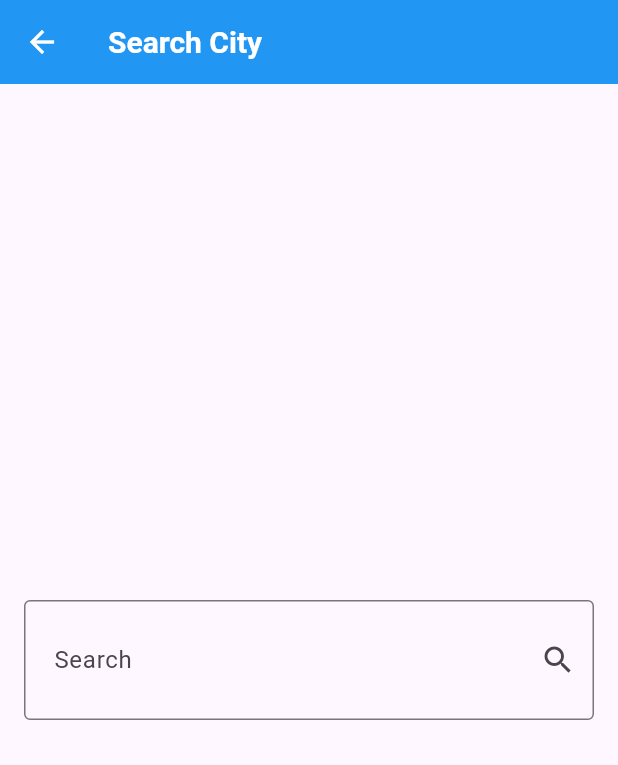
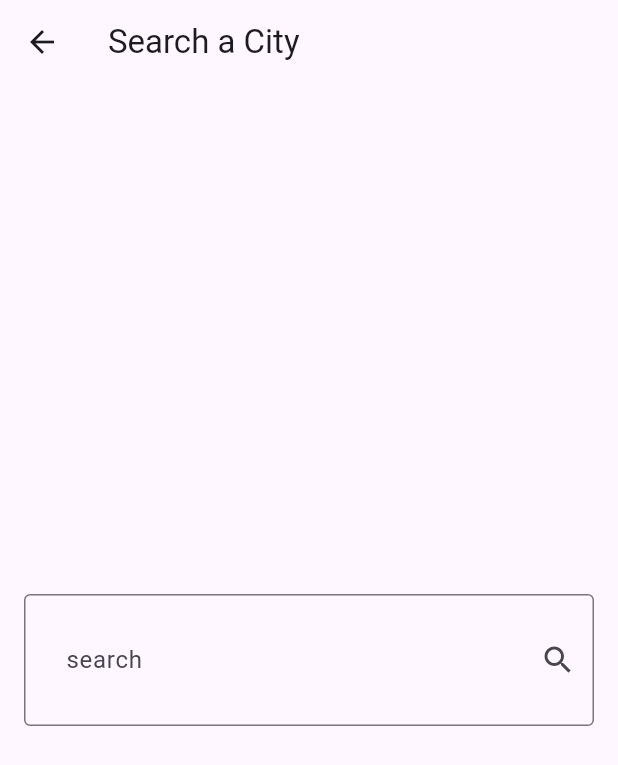
Before and after one commit to NadaAlaa1/weather_app, a Flutter app: the screen it shows after launch, after a tap on the "search" icon, on a phone screen of 412 x 824 dp. Shown: the top 765 px of the screen. Run offline on Flutter 3.47's test engine with Material 3 defaults, Android fonts, the light colour scheme and no system bars; our stand-ins replace dio, flutter_bloc.

Commit message:
weather app with provider

```diff
--- a/weather_app_with_provider/analysis_options.yaml
+++ b/weather_app_with_provider/analysis_options.yaml
@@ -7,6 +7,10 @@
 
 # The following line activates a set of recommended lints for Flutter apps,
 # packages, and plugins designed to encourage good coding practices.
+analyzer:
+  errors:
+    must_be_immutable: ignore
+    use_build_context_synchronously: ignore
 include: package:flutter_lints/flutter.yaml
 
 linter:
--- a/weather_app_with_provider/lib/cubits/get_weather_cubit/get_weather_cubit.dart
+++ /dev/null
@@ -1,22 +0,0 @@
-import 'package:dio/dio.dart';
-import 'package:flutter_bloc/flutter_bloc.dart';
-import 'package:weather_app/cubits/get_weather_cubit/get_weather_states.dart';
-import 'package:weather_app/models/weather_model.dart';
-import 'package:weather_app/services/weather_service.dart';
-
-class GetWeatherCubit extends Cubit<WeatherState> {
-  GetWeatherCubit() : super(InitialState());
-
-  WeatherModel? weatherModel;
-
-  getWeather({required String cityName}) async {
-    try {
-      // Use the class-level weatherModel
-      weatherModel =
-          await WeatherService(Dio()).getCurrentWeather(cityName: cityName);
-      emit(WeatherLoadedState(weatherModel!));
-    } catch (e) {
-      emit(WeatherfailureState(e.toString()));
-    }
-  }
-}
--- a/weather_app_with_provider/lib/cubits/get_weather_cubit/get_weather_states.dart
+++ /dev/null
@@ -1,17 +0,0 @@
-import 'package:weather_app/models/weather_model.dart';
-
-class WeatherState {}
-
-class InitialState extends WeatherState {}
-
-class WeatherLoadedState extends WeatherState {
-  final WeatherModel weatherModel;
-
-  WeatherLoadedState(this.weatherModel);
-}
-
-class WeatherfailureState extends WeatherState {
-  final String errMessage;
-
-  WeatherfailureState(this.errMessage);
-}
--- a/weather_app_with_provider/lib/main.dart
+++ b/weather_app_with_provider/lib/main.dart
@@ -1,11 +1,14 @@
 import 'package:flutter/material.dart';
-import 'package:flutter_bloc/flutter_bloc.dart';
-import 'package:weather_app/cubits/get_weather_cubit/get_weather_cubit.dart';
-import 'package:weather_app/cubits/get_weather_cubit/get_weather_states.dart';
-import 'package:weather_app/views/home_view.dart';
+import 'package:provider/provider.dart';
+import 'package:weather_app/pages/home_page.dart';
+import 'package:weather_app/providers/weather_provider.dart';
 
 void main() {
-  runApp(const WeatherApp());
+  runApp(ChangeNotifierProvider(
+      create: (context) {
+        return WeatherProvider();
+      },
+      child: const WeatherApp()));
 }
 
 class WeatherApp extends StatelessWidget {
@@ -13,92 +16,16 @@ class WeatherApp extends StatelessWidget {
 
   @override
   Widget build(BuildContext context) {
-    return BlocProvider(
-      create: (context) => GetWeatherCubit(),
-      child: BlocBuilder<GetWeatherCubit, WeatherState>(
-        builder: (context, state) {
-          // Determine the theme based on the weather state
-          final MaterialColor themeColor = (state is WeatherLoadedState)
-              ? getThemeColor(state.weatherModel.weatherCondition)
-              : Colors.blue; // Default color
-
-          return MaterialApp(
-            debugShowCheckedModeBanner: false,
-            theme: ThemeData(
-              primarySwatch: themeColor,
-              appBarTheme: AppBarTheme(
-                backgroundColor: themeColor, // Set AppBar color dynamically
-                elevation: 0, // Optional: AppBar elevation
-                iconTheme:
-                    const IconThemeData(color: Colors.white), // Icon color
-                titleTextStyle: const TextStyle(
-                  color: Colors.white, // Title text color
-                  fontSize: 20,
-                  fontWeight: FontWeight.bold,
-                ),
-              ),
-            ),
-            home: const HomeView(),
-          );
-        },
+    return MaterialApp(
+      debugShowCheckedModeBanner: false,
+      theme: ThemeData(
+        primarySwatch: Provider.of<WeatherProvider>(context).weatherData == null
+            ? Colors.blue
+            : Provider.of<WeatherProvider>(context)
+                .weatherData!
+                .getThemeColor(),
       ),
+      home: HomePage(),
     );
   }
 }
-
-MaterialColor getThemeColor(String? condition) {
-  if (condition == null) {
-    return Colors.blue;
-  }
-  switch (condition) {
-    case 'Sunny':
-    case 'Clear':
-      return Colors.orange;
-    case 'Partly cloudy':
-    case 'Cloudy':
-    case 'Overcast':
-      return Colors.blueGrey;
-    case 'Mist':
-    case 'Fog':
-    case 'Freezing fog':
-      return Colors.indigo;
-    case 'Patchy rain possible':
-    case 'Patchy light rain':
-    case 'Light rain':
-    case 'Moderate rain at times':
-    case 'Moderate rain':
-    case 'Heavy rain at times':
-    case 'Heavy rain':
-      return Colors.blue;
-    case 'Patchy light snow':
-    case 'Light snow':
-    case 'Moderate snow':
-    case 'Heavy snow':
-    case 'Patchy moderate snow':
-    case 'Patchy heavy snow':
-      return Colors.lightBlue;
-    case 'Blizzard':
-      return Colors.grey;
-    case 'Thundery outbreaks possible':
-    case 'Patchy light rain with thunder':
-    case 'Moderate or heavy rain with thunder':
-    case 'Patchy light snow with thunder':
-    case 'Moderate or heavy snow with thunder':
-      return Colors.deepPurple;
-    case 'Ice pellets':
-    case 'Light sleet':
-    case 'Moderate or heavy sleet':
-    case 'Patchy sleet possible':
-    case 'Light showers of ice pellets':
-    case 'Moderate or heavy showers of ice pellets':
-      return Colors.cyan;
-    case 'Freezing drizzle':
-    case 'Patchy freezing drizzle possible':
-    case 'Light freezing rain':
-    case 'Moderate or heavy freezing rain':
-    case 'Heavy freezing drizzle':
-      return Colors.teal;
-    default:
-      return Colors.blue;
-  }
-}
--- /dev/null
+++ b/weather_app_with_provider/lib/pages/home_page.dart
@@ -0,0 +1,128 @@
+import 'package:flutter/material.dart';
+import 'package:provider/provider.dart';
+import 'package:weather_app/models/weather_model.dart';
+import 'package:weather_app/pages/search_page.dart';
+import 'package:weather_app/providers/weather_provider.dart';
+
+class HomePage extends StatefulWidget {
+  const HomePage({Key? key}) : super(key: key);
+
+  @override
+  State<HomePage> createState() => _HomePageState();
+}
+
+class _HomePageState extends State<HomePage> {
+  void updateUi() {
+    setState(() {});
+  }
+
+  WeatherModel? weatherData;
+  @override
+  Widget build(BuildContext context) {
+    weatherData = Provider.of<WeatherProvider>(context).weatherData;
+
+    return Scaffold(
+      appBar: AppBar(
+        actions: [
+          IconButton(
+            onPressed: () {
+              Navigator.push(context, MaterialPageRoute(builder: (context) {
+                return SearchPage(
+                  updateUi: updateUi,
+                );
+              }));
+            },
+            icon: const Icon(Icons.search),
+          ),
+        ],
+        title: const Text('Weather App'),
+      ),
+      body: Provider.of<WeatherProvider>(context).weatherData == null
+          ? const Center(
+              child: Column(
+                mainAxisSize: MainAxisSize.min,
+                children: [
+                  Text(
+                    'there is no weather 😔',
+                    style: TextStyle(
+                      fontSize: 30,
+                    ),
+                    textAlign: TextAlign.center,
+                  ),
+                  Text(
+                    'searching now 🔍',
+                    style: TextStyle(
+                      fontSize: 30,
+                    ),
+                    textAlign: TextAlign.center,
+                  )
+                ],
+              ),
+            )
+          : Container(
+              decoration: BoxDecoration(
+                  gradient: LinearGradient(
+                colors: [
+                  weatherData!.getThemeColor(),
+                  weatherData!.getThemeColor()[300]!,
+                  weatherData!.getThemeColor()[100]!,
+                ],
+                begin: Alignment.topCenter,
+                end: Alignment.bottomCenter,
+              )),
+              child: Column(
+                mainAxisAlignment: MainAxisAlignment.center,
+                children: [
+                  const Spacer(
+                    flex: 3,
+                  ),
+                  Text(
+                    Provider.of<WeatherProvider>(context).cityName!,
+                    style: const TextStyle(
+                      fontSize: 32,
+                      fontWeight: FontWeight.bold,
+                    ),
+                  ),
+                  Text(
+                    'Last updated at: ${weatherData!.date.hour.toString()}:${weatherData!.date.minute.toString()}',
+                    style: const TextStyle(
+                      fontSize: 22,
+                    ),
+                  ),
+                  const Spacer(),
+                  Row(
+                    mainAxisAlignment: MainAxisAlignment.spaceEvenly,
+                    children: [
+                      Image.asset(weatherData!.getImage()),
+                      Text(
+                        weatherData!.temp.toInt().toString(),
+                        style: const TextStyle(
+                          fontSize: 32,
+                          fontWeight: FontWeight.bold,
+                        ),
+                      ),
+                      Column(
+                        children: [
+                          Text('maxTemp: ${weatherData!.maxTemp.toInt()}'),
+                          Text('minTemp: ${weatherData!.minTemp.toInt()}'),
+                        ],
+                      ),
+                    ],
+                  ),
+                  const Spacer(),
+                  Text(
+                    weatherData!.weatherStateName,
+                    style: const TextStyle(
+                      fontSize: 32,
+                      fontWeight: FontWeight.bold,
+                    ),
+                  ),
+                  const Spacer(
+                    flex: 5,
+                  ),
+                ],
+              ),
+            ),
+    );
+  }
+}
--- /dev/null
+++ b/weather_app_with_provider/lib/pages/search_page.dart
@@ -0,0 +1,65 @@
+import 'package:flutter/material.dart';
+import 'package:provider/provider.dart';
+import 'package:weather_app/models/weather_model.dart';
+import 'package:weather_app/providers/weather_provider.dart';
+import 'package:weather_app/services/weather_service.dart';
+
+class SearchPage extends StatelessWidget {
+  String? cityName;
+  SearchPage({super.key, this.updateUi});
+  VoidCallback? updateUi;
+  @override
+  Widget build(BuildContext context) {
+    return Scaffold(
+      appBar: AppBar(
+        title: const Text('Search a City'),
+      ),
+      body: Center(
+        child: Padding(
+          padding: const EdgeInsets.symmetric(horizontal: 16),
+          child: TextField(
+            onChanged: (data)
+            {
+               cityName = data;
+            },
+            onSubmitted: (data) async {
+              cityName = data;
+
+              WeatherService service = WeatherService();
+
+              WeatherModel? weather =
+                  await service.getWeather(cityName: cityName!);
+
+              Provider.of<WeatherProvider>(context,listen: false).weatherData = weather;
+                           Provider.of<WeatherProvider>(context,listen: false).cityName = cityName;
+
+              Navigator.pop(context);
+            },
+            decoration: InputDecoration(
+              contentPadding:
+                  const EdgeInsets.symmetric(vertical: 32, horizontal: 24),
+              label: const Text('search'),
+              suffixIcon: GestureDetector(
+
+                onTap : () async
+                {
+                    WeatherService service = WeatherService();
+
+              WeatherModel? weather =
+            await service.getWeather(cityName: cityName!);
+
+              Provider.of<WeatherProvider>(context,listen: false).weatherData = weather;
+                           Provider.of<WeatherProvider>(context,listen: false).cityName = cityName;
+
+              Navigator.pop(context);
+                },
+                child: const Icon(Icons.search)),
+              border: const OutlineInputBorder(),
+              hintText: 'Enter a city',
+            ),
+          ),
+        ),
+      ),
+    );
+  }
+}
--- /dev/null
+++ b/weather_app_with_provider/lib/providers/weather_provider.dart
@@ -0,0 +1,14 @@
+import 'package:flutter/cupertino.dart';
+import 'package:weather_app/models/weather_model.dart';
+
+class WeatherProvider extends ChangeNotifier {
+  WeatherModel? _weatherData;
+
+  String? cityName;
+  set weatherData(WeatherModel? weather) {
+    _weatherData = weather;
+    notifyListeners();
+  }
+
+  WeatherModel? get weatherData => _weatherData;
+}
--- a/weather_app_with_provider/lib/services/weather_service.dart
+++ b/weather_app_with_provider/lib/services/weather_service.dart
@@ -1,24 +1,28 @@
+import 'dart:convert';
 import 'dart:developer';
-import 'package:dio/dio.dart';
+
+import 'package:http/http.dart' as http;
 import 'package:weather_app/models/weather_model.dart';
 
 class WeatherService {
-  final Dio dio;
-  final String baseUrl = 'https://api.weatherapi.com/v1';
-  final String apiKey =
-      '033582d57b4f4d48b99173832241711'; // replace with your api key
+  String baseUrl = 'http://api.weatherapi.com/v1';
 
-  WeatherService(this.dio);
-  Future<WeatherModel> getCurrentWeather({required String cityName}) async {
+  String apiKey = '033582d57b4f4d48b99173832241711';
+  Future<WeatherModel> getWeather({required String cityName}) async {
     try {
-      Response response = await dio
-          .get('$baseUrl/forecast.json?key=$apiKey&q=$cityName&days=1');
+      Uri url =
+          Uri.parse('$baseUrl/forecast.json?key=$apiKey&q=$cityName&days=1');
+      http.Response response = await http.get(url);
 
-      WeatherModel weatherModel = WeatherModel.fromJson(response.data);
-      return weatherModel;
-    } on DioException catch (e) {
-      final String errorMessage = e.response?.data['error']['message'] ?? 'Oops there was an error, try later';
-      throw Exception(errorMessage);
+      if (response.statusCode == 400) {
+        var data = jsonDecode(response.body);
+        throw Exception(data['error']['message']);
+      }
+      Map<String, dynamic> data = jsonDecode(response.body);
+
+      WeatherModel weather = WeatherModel.fromJson(data);
+
+      return weather;
     } catch (e) {
       log(e.toString());
       throw Exception('Oops there was an error, try later');
--- a/weather_app_with_provider/lib/views/home_view.dart
+++ /dev/null
@@ -1,46 +0,0 @@
-import 'package:flutter/material.dart';
-import 'package:flutter_bloc/flutter_bloc.dart';
-import 'package:weather_app/cubits/get_weather_cubit/get_weather_cubit.dart';
-import 'package:weather_app/cubits/get_weather_cubit/get_weather_states.dart';
-import 'package:weather_app/views/search_view.dart';
-import 'package:weather_app/widgets/no_weather_body.dart';
-import 'package:weather_app/widgets/weather_info_body.dart';
-
-class HomeView extends StatelessWidget {
-  const HomeView({super.key});
-
-  @override
-  Widget build(BuildContext context) {
-    return Scaffold(
-      appBar: AppBar(
-        title: const Text('Weather App'),
-        // backgroundColor: Colors.blue,
-        actions: [
-          IconButton(
-            onPressed: () {
-              Navigator.of(context).push(MaterialPageRoute(builder: (context) {
-                return const SearchView();
-              }));
-            },
-            icon: const Icon(
-              Icons.search,
-            ),
-          ),
-        ],
-      ),
-      body: BlocBuilder<GetWeatherCubit, WeatherState>(
-        builder: (context, state) {
-          if (state is InitialState) {
-            return const NoWeatherBody();
-          } else if (state is WeatherLoadedState) {
-            return WeatherInfoBody(
-              weather: state.weatherModel,
-            );
-          } else {
-            return const Text('Oops there was an error');
-          }
-        },
-      ),
-    );
-  }
-}
--- a/weather_app_with_provider/lib/views/search_view.dart
+++ /dev/null
@@ -1,45 +0,0 @@
-import 'package:flutter/material.dart';
-import 'package:flutter_bloc/flutter_bloc.dart';
-import 'package:weather_app/cubits/get_weather_cubit/get_weather_cubit.dart';
-
-class SearchView extends StatelessWidget {
-  const SearchView({super.key});
-
-  @override
-  Widget build(BuildContext context) {
-    return Scaffold(
-      appBar: AppBar(
-        title: const Text('Search City'),
-        // backgroundColor: Colors.blue,
-      ),
-      body: Padding(
-        padding: const EdgeInsets.symmetric(
-          horizontal: 16,
-        ),
-        child: Center(
-          child: TextField(
-            onSubmitted: (value) async {
-              var getWeatherCubit = BlocProvider.of<GetWeatherCubit>(context);
-              getWeatherCubit.getWeather(cityName: value);
-              Navigator.of(context).pop();
-            },
-            decoration: const InputDecoration(
-              contentPadding: EdgeInsets.symmetric(
-                vertical: 28,
-                horizontal: 16,
-              ),
-              labelText: 'Search',
-              suffixIcon: Icon(Icons.search),
-              hintText: 'Enter city name',
-              border: OutlineInputBorder(
-                borderSide: BorderSide(
-                  color: Colors.orange,
-                ),
-              ),
-            ),
-          ),
-        ),
-      ),
-    );
-  }
-}
--- a/weather_app_with_provider/lib/widgets/no_weather_body.dart
+++ /dev/null
@@ -1,31 +0,0 @@
-import 'package:flutter/material.dart';
-
-class NoWeatherBody extends StatelessWidget {
-  const NoWeatherBody({super.key});
-
-  @override
-  Widget build(BuildContext context) {
-    return const Padding(
-      padding: EdgeInsets.symmetric(horizontal: 16),
-      child: Center(
-        child: Column(
-          mainAxisSize: MainAxisSize.min,
-          children: [
-            Text(
-              'there is no weather data, ',
-              style: TextStyle(
-                fontSize: 30,
-              ),
-            ),
-            Text(
-              'searching now 🔍',
-              style: TextStyle(
-                fontSize: 30,
-              ),
-            ),
-          ],
-        ),
-      ),
-    );
-  }
-}
```
Also changed, not shown: weather_app_with_provider/lib/models/weather_model.dart (+86 -20 lines), weather_app_with_provider/lib/widgets/weather_info_body.dart (deleted, +0 -96 lines), weather_app_with_provider/pubspec.yaml (+4 -4 lines), weather_app_with_provider/pubspec.lock.
